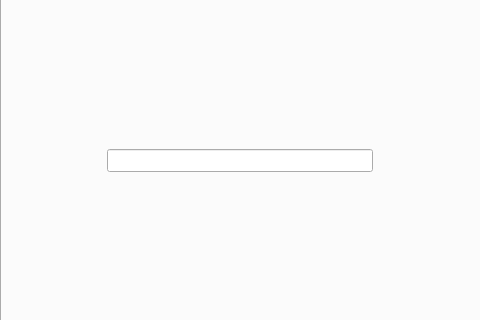
Before: the Qt Designer form plasma_v2/ui/mainwindow.ui in jethornton/plasma_v2, drawn with Qt 5; both pictures show x 679 to 1159 and y 202 to 522 of the 1326 by 811 pixel window.
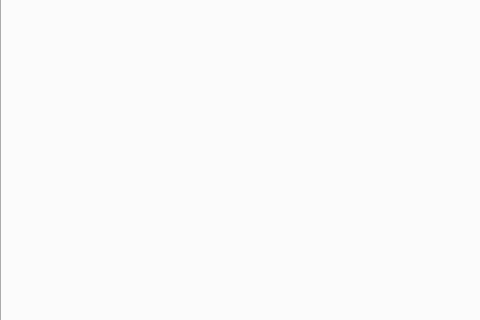
After: the same form once the commit is applied. The open tabs and pages were chosen to show the change. Custom widgets are drawn as their Qt base class.

Commit message: add interp state status label

```diff
--- a/plasma_v2/ui/mainwindow.ui
+++ b/plasma_v2/ui/mainwindow.ui
@@ -730,16 +730,6 @@
                 <attribute name="title">
                  <string>Page</string>
                 </attribute>
-                <widget class="MDIEntry" name="mdientry">
-                 <property name="geometry">
-                  <rect>
-                   <x>105</x>
-                   <y>325</y>
-                   <width>266</width>
-                   <height>23</height>
-                  </rect>
-                 </property>
-                </widget>
                </widget>
                <widget class="QWidget" name="tab">
                 <attribute name="title">
```
Left out of the diff: 10 changed lines with no effect on the pictures.
